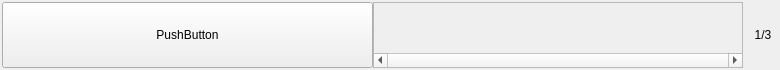
First picture: the form in ui/newhabit.ui, repository leocondamine/hTracker, before the edit.
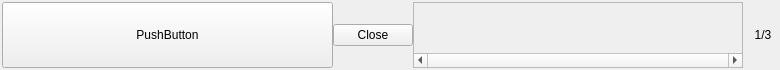
Second picture: the form after the edit.

```diff
--- a/ui/newhabit.ui
+++ b/ui/newhabit.ui
@@ -52,7 +52,7 @@
      <property name="horizontalSpacing">
       <number>0</number>
      </property>
-     <item row="1" column="1">
+     <item row="1" column="2">
       <widget class="QScrollArea" name="scrollArea">
        <property name="focusPolicy">
         <enum>Qt::WheelFocus</enum>
@@ -77,7 +77,7 @@
          <rect>
           <x>0</x>
           <y>0</y>
-          <width>367</width>
+          <width>330</width>
           <height>45</height>
          </rect>
         </property>
@@ -121,6 +121,13 @@
        </property>
       </widget>
      </item>
+     <item row="1" column="1">
+      <widget class="QPushButton" name="closeButton">
+       <property name="text">
+        <string>Close</string>
+       </property>
+      </widget>
+     </item>
     </layout>
    </item>
    <item>
```
